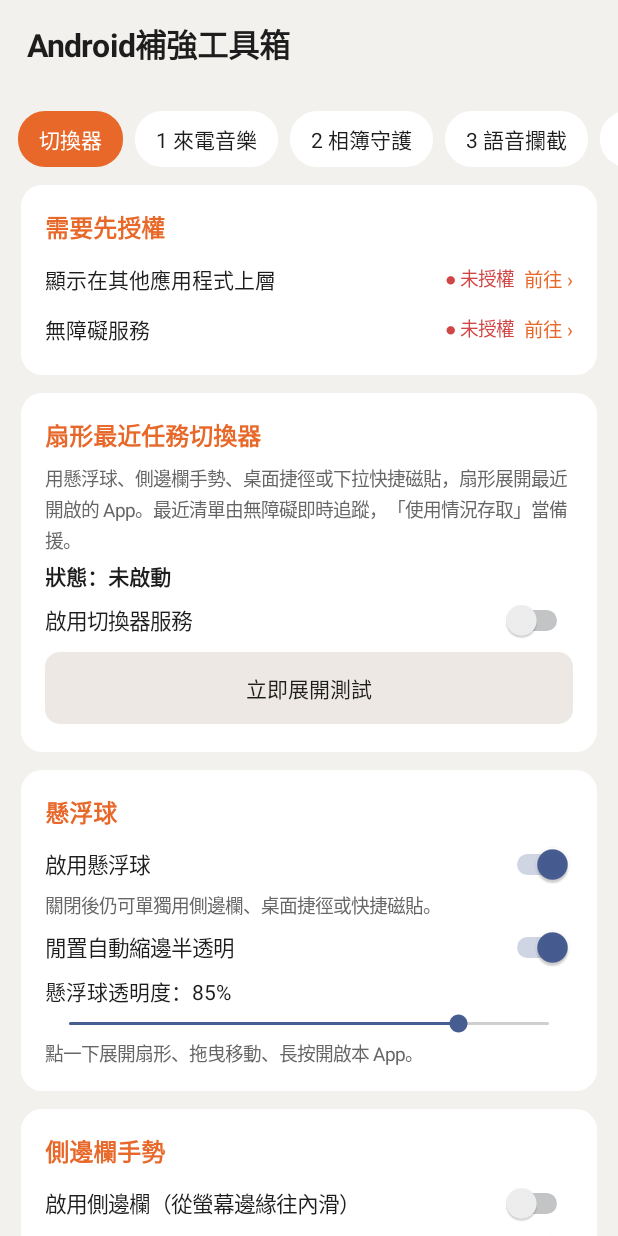
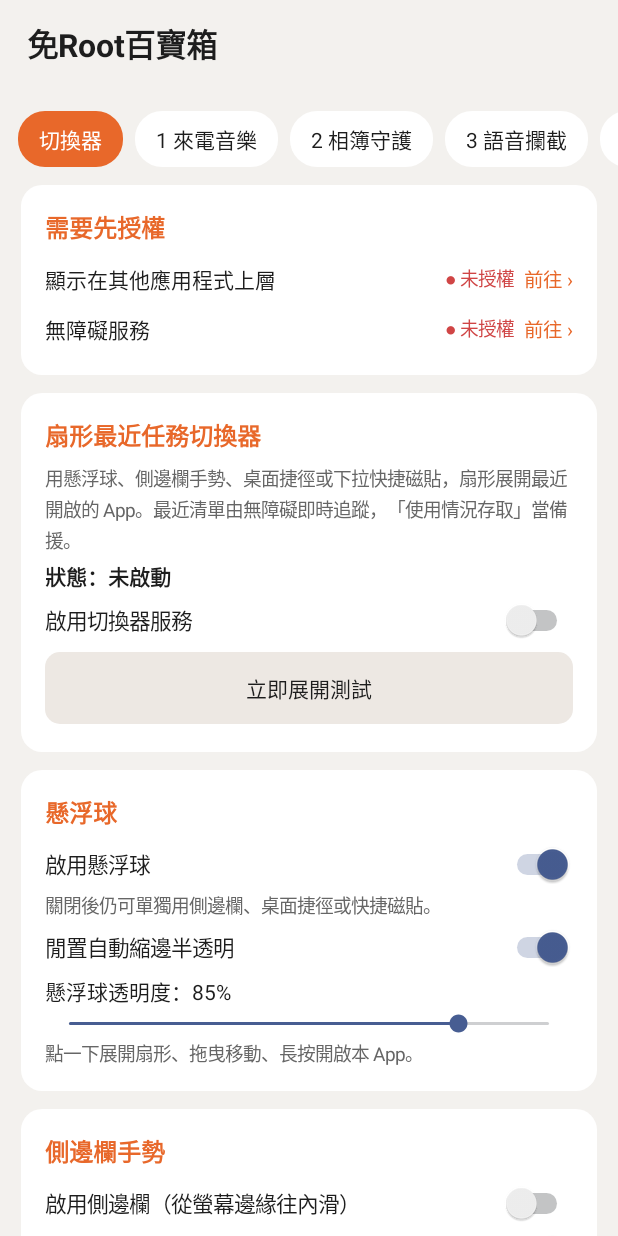
Before and after one commit to steve19860004/android-enhancer-tw, an Android app: the screen it shows after launch (MainActivity), on a phone screen of 412 x 824 dp. Run offline under Robolectric (Android 15) with nearby library versions, the phone set to English and light mode, and no system bars; libraries missing offline, so code that uses them is left out: org.lsposed.hiddenapibypass, rikka.shizuku; 4 statements that could not run were skipped.

Commit message:
改名為「免Root百寶箱」；加入 GPLv3 授權、第三方連結例外、獨立重製聲明與免責（LICENSE／NOTICE／README／App 關於頁）
Co-Authored-By: Claude Opus 4.8 <noreply@anthropic.com>
Claude-Session: https://claude.ai/code/session_01SWYiMyvDvqx2X6cpuZKcJv

```diff
--- a/app/src/main/java/tw/local/enhancer/ui/MainActivity.kt
+++ b/app/src/main/java/tw/local/enhancer/ui/MainActivity.kt
@@ -84,7 +84,7 @@ class MainActivity : Activity() {
         val root = ui.vbox().apply { setBackgroundColor(ui.pageBg); fitsSystemWindows = true }
         val header = ui.vbox().apply { setPadding(ui.dp(18), ui.dp(14), ui.dp(18), ui.dp(4)) }
         header.addView(TextView(this).apply {
-            text = "Android補強工具箱"
+            text = "免Root百寶箱"
             textSize = 21f
             setTypeface(typeface, Typeface.BOLD)
             setTextColor(ui.textMain)
--- a/app/src/main/res/values/strings.xml
+++ b/app/src/main/res/values/strings.xml
@@ -1,5 +1,5 @@
 <?xml version="1.0" encoding="utf-8"?>
 <resources>
-    <string name="app_name">Android補強工具箱</string>
+    <string name="app_name">免Root百寶箱</string>
     <string name="a11y_desc">偵測前景 App 切換，用於最近任務切換器、相簿守護、語音攔截、嚴格模式與穿透式翻譯。畫面內容只在本機即時處理，不儲存也不上傳。</string>
 </resources>
```
Also changed, not shown: app/src/main/java/tw/local/enhancer/ui/Pages.kt (+6 -1 lines), 3 other files.
